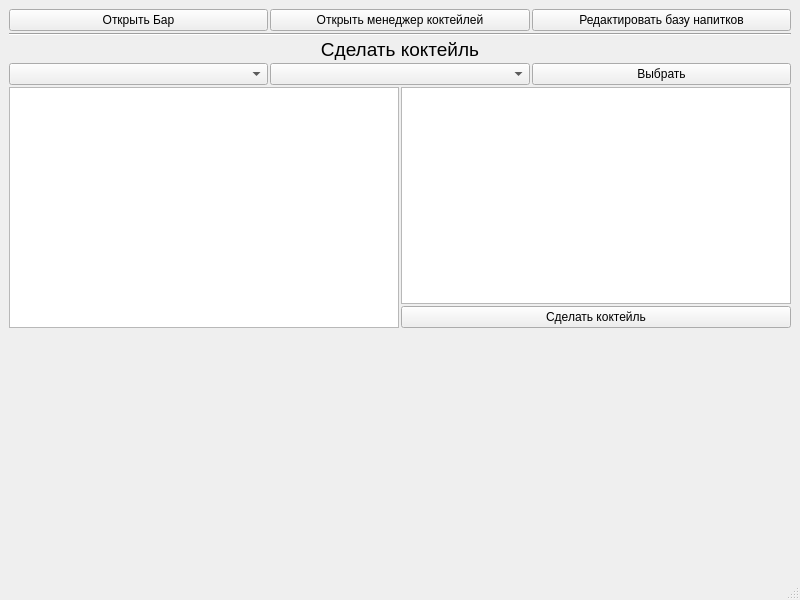
timurchak/AlcoMetr, file gui/mainwindow.ui: the form before one commit.
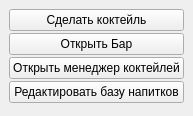
The form after the commit.

Commit message: Change Main window, add ignore items, add new coctail menu.

Diff of the .ui file:
```diff
--- a/gui/mainwindow.ui
+++ b/gui/mainwindow.ui
@@ -6,8 +6,8 @@
    <rect>
     <x>0</x>
     <y>0</y>
-    <width>800</width>
-    <height>600</height>
+    <width>179</width>
+    <height>116</height>
    </rect>
   </property>
   <property name="windowTitle">
@@ -19,108 +19,35 @@
      <number>2</number>
     </property>
     <item>
-     <layout class="QHBoxLayout" name="Lay_Btn">
-      <item>
-       <widget class="QPushButton" name="Btn_OpenBar">
-        <property name="text">
-         <string>Открыть Бар</string>
-        </property>
-       </widget>
-      </item>
-      <item>
-       <widget class="QPushButton" name="Btn_OpenCoctailManager">
-        <property name="text">
-         <string>Открыть менеджер коктейлей</string>
-        </property>
-       </widget>
-      </item>
-      <item>
-       <widget class="QPushButton" name="Btn_EditBase">
-        <property name="text">
-         <string>Редактировать базу напитков</string>
-        </property>
-       </widget>
-      </item>
-     </layout>
+     <widget class="QPushButton" name="Btn_useCoctail">
+      <property name="text">
+       <string>Сделать коктейль</string>
+      </property>
+     </widget>
     </item>
     <item>
-     <widget class="Line" name="line">
-      <property name="orientation">
-       <enum>Qt::Horizontal</enum>
+     <widget class="QPushButton" name="Btn_OpenBar">
+      <property name="text">
+       <string>Открыть Бар</string>
       </property>
      </widget>
     </item>
     <item>
-     <widget class="QLabel" name="label">
+     <widget class="QPushButton" name="Btn_OpenCoctailManager">
       <property name="text">
-       <string>&lt;html&gt;&lt;head/&gt;&lt;body&gt;&lt;p align=&quot;center&quot;&gt;&lt;span style=&quot; font-size:14pt;&quot;&gt;Сделать коктейль&lt;/span&gt;&lt;/p&gt;&lt;/body&gt;&lt;/html&gt;</string>
+       <string>Открыть менеджер коктейлей</string>
       </property>
      </widget>
     </item>
     <item>
-     <layout class="QHBoxLayout" name="Lay_AlcoItems">
-      <item>
-       <widget class="QComboBox" name="W_typeCoctail"/>
-      </item>
-      <item>
-       <widget class="QComboBox" name="W_coctailName"/>
-      </item>
-      <item>
-       <widget class="QPushButton" name="Btn_Chose">
-        <property name="text">
-         <string>Выбрать</string>
-        </property>
-       </widget>
-      </item>
-     </layout>
-    </item>
-    <item>
-     <layout class="QHBoxLayout" name="Lay_Table">
-      <item>
-       <widget class="QTableWidget" name="W_CoctailItems"/>
-      </item>
-      <item>
-       <layout class="QVBoxLayout" name="Lay_rightCoctail">
-        <item>
-         <widget class="QTextBrowser" name="W_About"/>
-        </item>
-        <item>
-         <widget class="QPushButton" name="Btn_CreateCoctail">
-          <property name="text">
-           <string>Сделать коктейль</string>
-          </property>
-         </widget>
-        </item>
-       </layout>
-      </item>
-     </layout>
-    </item>
-    <item>
-     <spacer name="verticalSpacer">
-      <property name="orientation">
-       <enum>Qt::Vertical</enum>
+     <widget class="QPushButton" name="Btn_EditBase">
+      <property name="text">
+       <string>Редактировать базу напитков</string>
       </property>
-      <property name="sizeHint" stdset="0">
-       <size>
-        <width>20</width>
-        <height>40</height>
-       </size>
-      </property>
-     </spacer>
+     </widget>
     </item>
    </layout>
   </widget>
-  <widget class="QMenuBar" name="menubar">
-   <property name="geometry">
-    <rect>
-     <x>0</x>
-     <y>0</y>
-     <width>800</width>
-     <height>22</height>
-    </rect>
-   </property>
-  </widget>
-  <widget class="QStatusBar" name="statusbar"/>
  </widget>
  <resources/>
  <connections/>
```
The commit also changes 16 other files.
